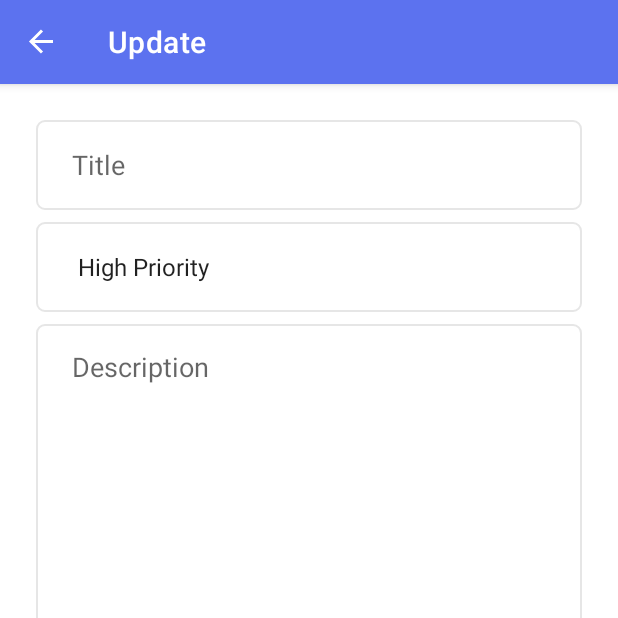
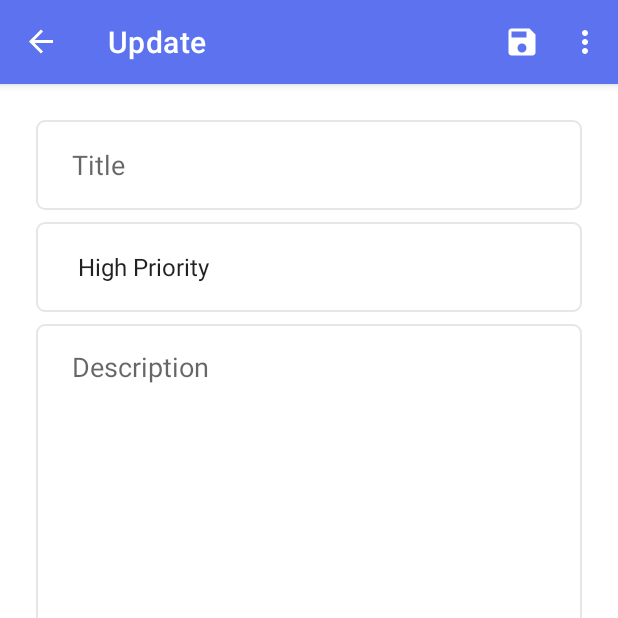
Before and after one commit to emineinan/To-DoApp, an Android app: the UpdateFragment screen opened through its navigation route, on a phone screen of 412 x 824 dp, the top half of it. Run offline under Robolectric (Android 15) with nearby library versions, the phone set to English and light mode, and no system bars; our stand-ins replace navigation-ui; 4 statements that could not run were skipped.

Commit message:
Create menu for fragments

```diff
--- a/app/src/main/java/com/example/todoapp/fragments/add/AddFragment.kt
+++ b/app/src/main/java/com/example/todoapp/fragments/add/AddFragment.kt
@@ -1,9 +1,7 @@
 package com.example.todoapp.fragments.add
 
 import android.os.Bundle
-import android.view.LayoutInflater
-import android.view.View
-import android.view.ViewGroup
+import android.view.*
 import androidx.fragment.app.Fragment
 import com.example.todoapp.R
 
@@ -13,8 +11,12 @@ class AddFragment : Fragment() {
         inflater: LayoutInflater, container: ViewGroup?,
         savedInstanceState: Bundle?
     ): View? {
+        setHasOptionsMenu(true)
         // Inflate the layout for this fragment
         return inflater.inflate(R.layout.fragment_add, container, false)
     }
 
+    override fun onCreateOptionsMenu(menu: Menu, inflater: MenuInflater) {
+        inflater.inflate(R.menu.add_fragment_menu, menu)
+    }
 }
--- a/app/src/main/java/com/example/todoapp/fragments/list/ListFragment.kt
+++ b/app/src/main/java/com/example/todoapp/fragments/list/ListFragment.kt
@@ -1,9 +1,7 @@
 package com.example.todoapp.fragments.list
 
 import android.os.Bundle
-import android.view.LayoutInflater
-import android.view.View
-import android.view.ViewGroup
+import android.view.*
 import androidx.fragment.app.Fragment
 import androidx.navigation.fragment.findNavController
 import com.example.todoapp.R
@@ -26,6 +24,13 @@ class ListFragment : Fragment() {
         binding.listLayout.setOnClickListener {
             findNavController().navigate(R.id.action_listFragment_to_updateFragment)
         }
+
+        setHasOptionsMenu(true)
+
         return binding.root
     }
+
+    override fun onCreateOptionsMenu(menu: Menu, inflater: MenuInflater) {
+        inflater.inflate(R.menu.list_fragment_menu,menu)
+    }
 }
--- a/app/src/main/java/com/example/todoapp/fragments/update/UpdateFragment.kt
+++ b/app/src/main/java/com/example/todoapp/fragments/update/UpdateFragment.kt
@@ -1,9 +1,7 @@
 package com.example.todoapp.fragments.update
 
 import android.os.Bundle
-import android.view.LayoutInflater
-import android.view.View
-import android.view.ViewGroup
+import android.view.*
 import androidx.fragment.app.Fragment
 import com.example.todoapp.R
 
@@ -13,7 +11,12 @@ class UpdateFragment : Fragment() {
         inflater: LayoutInflater, container: ViewGroup?,
         savedInstanceState: Bundle?
     ): View? {
+        setHasOptionsMenu(true)
         // Inflate the layout for this fragment
         return inflater.inflate(R.layout.fragment_update, container, false)
     }
+
+    override fun onCreateOptionsMenu(menu: Menu, inflater: MenuInflater) {
+        inflater.inflate(R.menu.update_fragment_menu, menu)
+    }
 }
--- /dev/null
+++ b/app/src/main/res/drawable/ic_check.xml
@@ -0,0 +1,10 @@
+<vector xmlns:android="http://schemas.android.com/apk/res/android"
+    android:width="24dp"
+    android:height="24dp"
+    android:tint="?attr/colorControlNormal"
+    android:viewportWidth="24"
+    android:viewportHeight="24">
+    <path
+        android:fillColor="@android:color/white"
+        android:pathData="M9,16.17L4.83,12l-1.42,1.41L9,19 21,7l-1.41,-1.41z" />
+</vector>
--- /dev/null
+++ b/app/src/main/res/drawable/ic_save.xml
@@ -0,0 +1,10 @@
+<vector xmlns:android="http://schemas.android.com/apk/res/android"
+    android:width="24dp"
+    android:height="24dp"
+    android:tint="?attr/colorControlNormal"
+    android:viewportWidth="24"
+    android:viewportHeight="24">
+    <path
+        android:fillColor="@android:color/white"
+        android:pathData="M17,3L5,3c-1.11,0 -2,0.9 -2,2v14c0,1.1 0.89,2 2,2h14c1.1,0 2,-0.9 2,-2L21,7l-4,-4zM12,19c-1.66,0 -3,-1.34 -3,-3s1.34,-3 3,-3 3,1.34 3,3 -1.34,3 -3,3zM15,9L5,9L5,5h10v4z" />
+</vector>
--- /dev/null
+++ b/app/src/main/res/drawable/ic_search.xml
@@ -0,0 +1,10 @@
+<vector xmlns:android="http://schemas.android.com/apk/res/android"
+    android:width="24dp"
+    android:height="24dp"
+    android:tint="?attr/colorControlNormal"
+    android:viewportWidth="24"
+    android:viewportHeight="24">
+    <path
+        android:fillColor="@android:color/white"
+        android:pathData="M15.5,14h-0.79l-0.28,-0.27C15.41,12.59 16,11.11 16,9.5 16,5.91 13.09,3 9.5,3S3,5.91 3,9.5 5.91,16 9.5,16c1.61,0 3.09,-0.59 4.23,-1.57l0.27,0.28v0.79l5,4.99L20.49,19l-4.99,-5zM9.5,14C7.01,14 5,11.99 5,9.5S7.01,5 9.5,5 14,7.01 14,9.5 11.99,14 9.5,14z" />
+</vector>
--- /dev/null
+++ b/app/src/main/res/menu/add_fragment_menu.xml
@@ -0,0 +1,11 @@
+<?xml version="1.0" encoding="utf-8"?>
+<menu xmlns:android="http://schemas.android.com/apk/res/android"
+    xmlns:app="http://schemas.android.com/apk/res-auto">
+
+    <item
+        android:id="@+id/menu_add"
+        android:icon="@drawable/ic_check"
+        android:iconTint="@color/white"
+        android:title="@string/add"
+        app:showAsAction="ifRoom" />
+</menu>
--- /dev/null
+++ b/app/src/main/res/menu/list_fragment_menu.xml
@@ -0,0 +1,33 @@
+<?xml version="1.0" encoding="utf-8"?>
+<menu xmlns:android="http://schemas.android.com/apk/res/android"
+    xmlns:app="http://schemas.android.com/apk/res-auto">
+
+    <item
+        android:id="@+id/menu_search"
+        android:icon="@drawable/ic_search"
+        android:iconTint="@color/white"
+        android:title="@string/search"
+        app:actionViewClass="androidx.appcompat.widget.SearchView"
+        app:showAsAction="ifRoom" />
+
+    <group android:checkableBehavior="single">
+        <item
+            android:id="@+id/menu_sortBy"
+            android:title="@string/sort_by">
+            <menu>
+                <item
+                    android:id="@+id/menu_priority_high"
+                    android:title="@string/priority_high" />
+                <item
+                    android:id="@+id/menu_priority_low"
+                    android:title="@string/priority_low" />
+            </menu>
+        </item>
+    </group>
+
+    <item
+        android:id="@+id/menu_delete_all"
+        android:title="@string/delete_all"
+        app:showAsAction="never" />
+
+</menu>
--- /dev/null
+++ b/app/src/main/res/menu/update_fragment_menu.xml
@@ -0,0 +1,17 @@
+<?xml version="1.0" encoding="utf-8"?>
+<menu xmlns:android="http://schemas.android.com/apk/res/android"
+    xmlns:app="http://schemas.android.com/apk/res-auto">
+
+    <item
+        android:id="@+id/menu_save"
+        android:icon="@drawable/ic_save"
+        android:iconTint="@color/white"
+        android:title="@string/save"
+        app:showAsAction="ifRoom" />
+
+    <item
+        android:id="@+id/menu_delete"
+        android:title="@string/delete"
+        app:showAsAction="never" />
+
+</menu>
--- a/app/src/main/res/values/strings.xml
+++ b/app/src/main/res/values/strings.xml
@@ -5,6 +5,14 @@
     <string name="no_data">No Data</string>
     <string name="title">Title</string>
     <string name="description">Description</string>
+    <string name="search">Search</string>
+    <string name="sort_by">Sort By</string>
+    <string name="priority_high">Priority High</string>
+    <string name="priority_low">Priority Low</string>
+    <string name="delete_all">Delete All</string>
+    <string name="add">Add</string>
+    <string name="save">Save</string>
+    <string name="delete">Delete</string>
 
     <string-array name="priorities">
         <item>High Priority</item>
```
